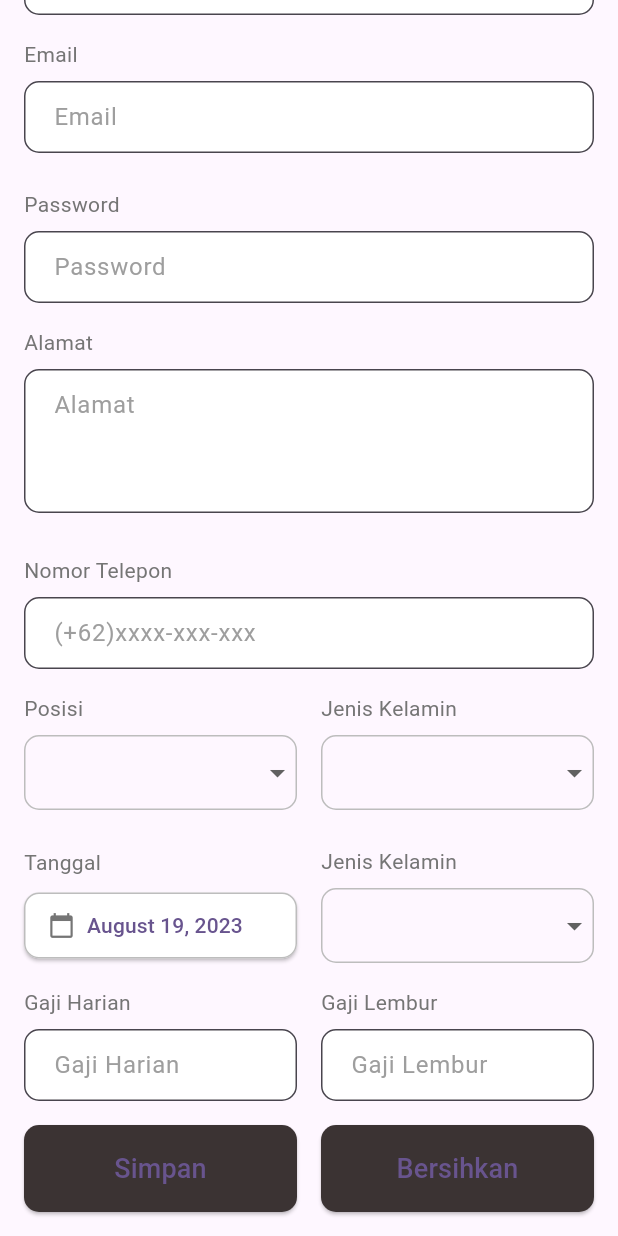
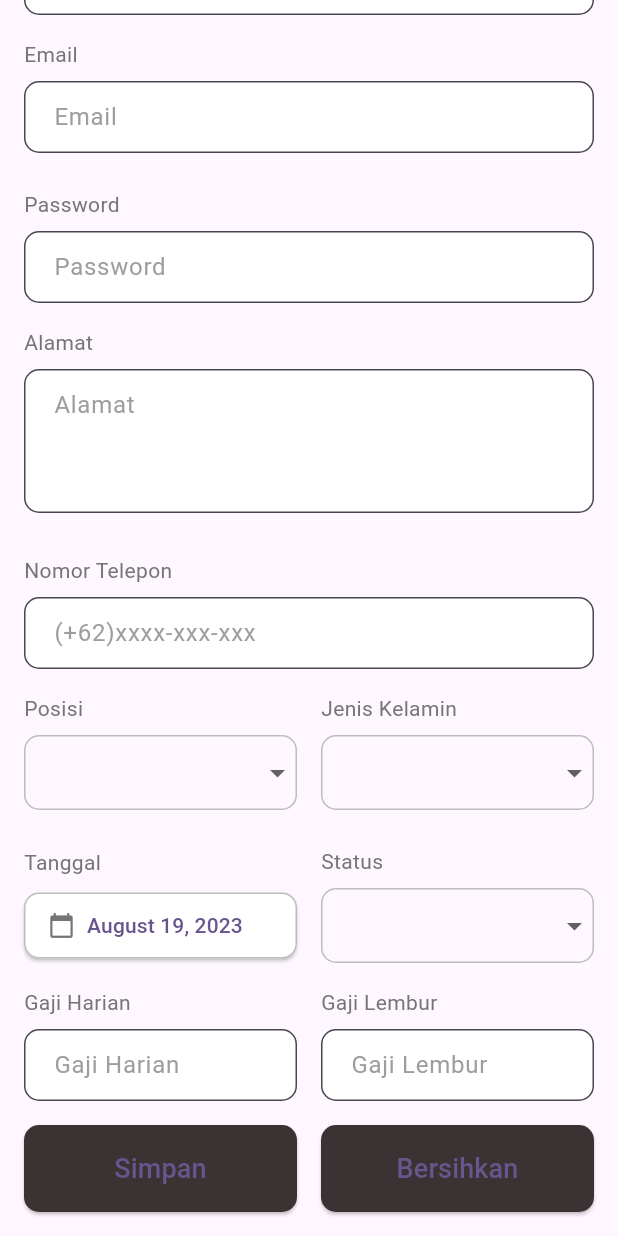
Before and after one commit to h0omanOnEarth/sistem_pencatatan_produksi_cv_bcn, a Flutter app: the FormMasterPegawaiScreen screen opened directly, scrolled down 238 dp, on a phone screen of 412 x 824 dp. Run offline on Flutter 3.47's test engine with Material 2 defaults, Android fonts, the light colour scheme and no system bars; our stand-ins replace flutter_bloc.

Commit message:
Update form_pegawai.dart

```diff
--- a/lib/master/form/form_pegawai.dart
+++ b/lib/master/form/form_pegawai.dart
@@ -64,7 +64,16 @@ class _FormMasterPegawaiScreenState extends State<FormMasterPegawaiScreen> {
     );
   }
 
- buildDropdown(String label, List<String> items) {
+ Widget buildDropdown(String label, List<String> items) {
+    List<String> uniqueItems = items.toSet().toList(); // Remove duplicates
+    String? selectedValue;
+
+    if (label == 'Posisi') {
+      selectedValue = selectedPosisi;
+    } else if (label == 'Jenis Kelamin') {
+      selectedValue = selectedJenisKelamin;
+    }
+
     return Column(
       crossAxisAlignment: CrossAxisAlignment.start,
       children: [
@@ -83,8 +92,9 @@ class _FormMasterPegawaiScreenState extends State<FormMasterPegawaiScreen> {
           ),
           child: DropdownButton<String>(
             isExpanded: true,
+            value: selectedValue,
             underline: Container(),
-          items: items.map((String value) {
+            items: uniqueItems.map((String value) {
               return DropdownMenuItem<String>(
                 value: value,
                 child: Padding(
@@ -92,7 +102,10 @@ class _FormMasterPegawaiScreenState extends State<FormMasterPegawaiScreen> {
                     vertical: 8.0,
                     horizontal: 16.0,
                   ),
-                child: Text(value),
+                  child: Text(
+                    value,
+                    style: TextStyle(color: Colors.black),
+                  ),
                 ),
               );
             }).toList(),
@@ -110,6 +123,7 @@ class _FormMasterPegawaiScreenState extends State<FormMasterPegawaiScreen> {
       ],
     );
   }
+
 
 Widget buildDateButton() {
   return Expanded(
@@ -237,7 +251,7 @@ Widget buildDateButton() {
                     buildDateButton(),
                     SizedBox(width: 16.0),
                     Expanded(
-                      child: buildDropdown('Jenis Kelamin', ['Laki-laki', 'Perempuan']),
+                      child: buildDropdown('Status', ['Aktif', 'Tidak Aktif']),
                     ),
                   ],
                 ),
```
Lines whose indentation alone changed are shown as unchanged.
